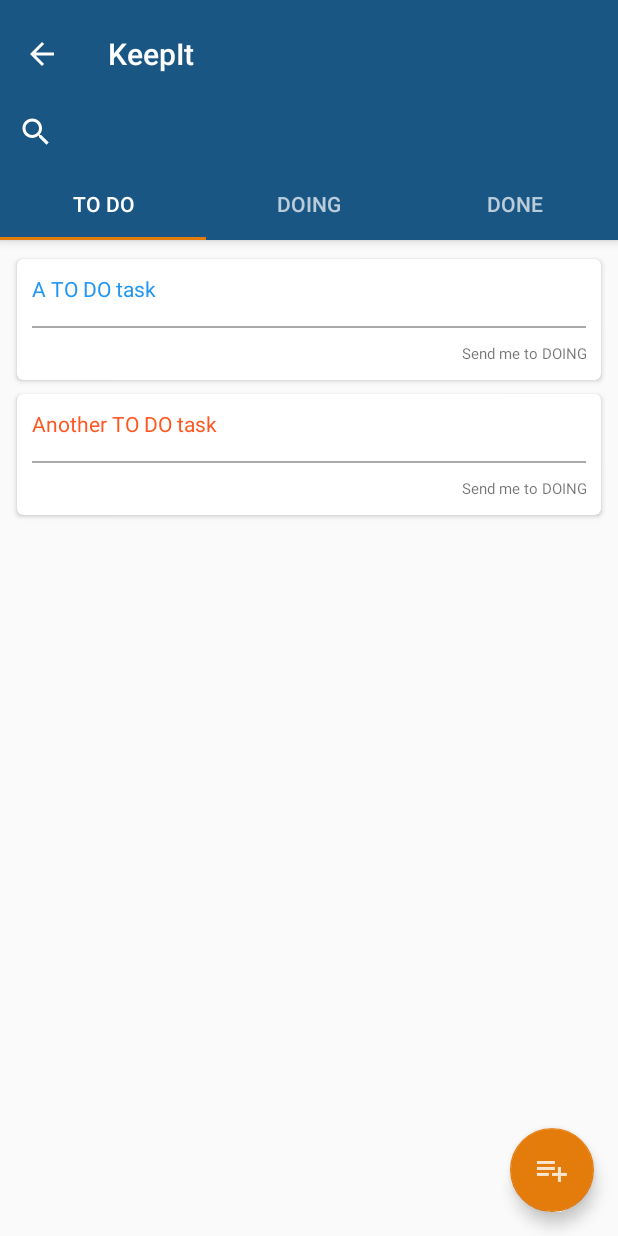
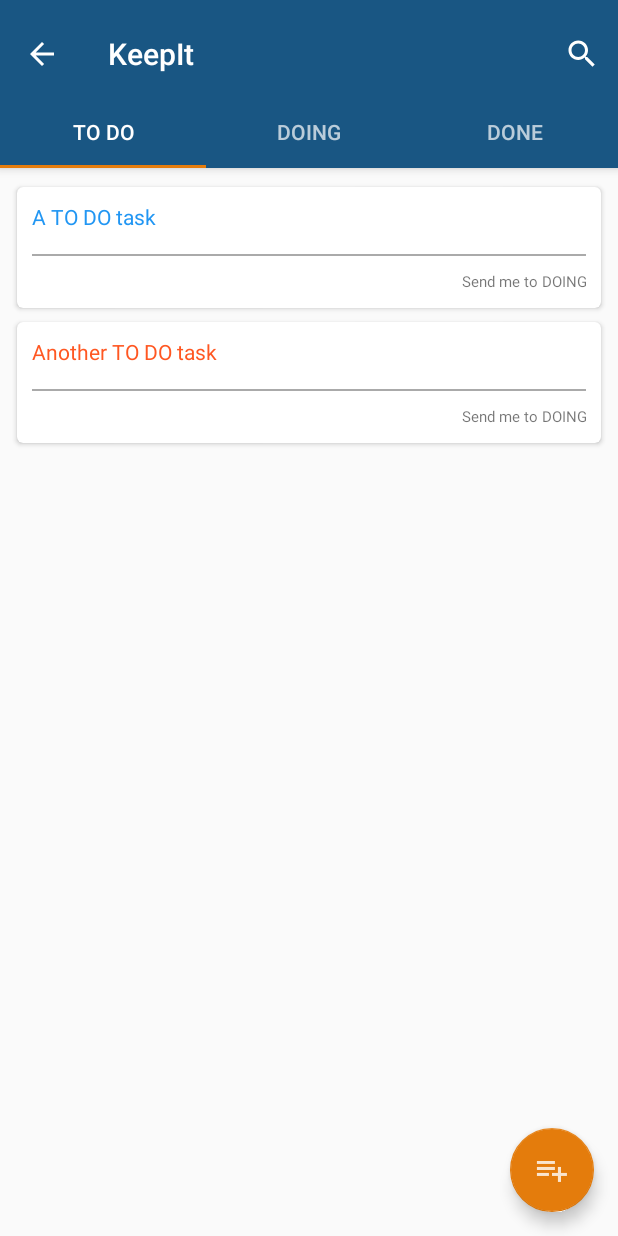
Before and after one commit to vschettino/KeepIt, an Android app: the MainActivity screen opened directly, with no data from a screen before it, on a phone screen of 412 x 824 dp. Run offline under Robolectric (Android 15) with nearby library versions, the phone set to English and light mode, and no system bars; our stand-ins replace ButterKnife.

Commit message:
Changing search icon position

```diff
--- a/app/src/main/res/layout/activity_main.xml
+++ b/app/src/main/res/layout/activity_main.xml
@@ -31,6 +31,7 @@
         android:paddingTop="@dimen/appbar_padding_top"
         android:theme="@style/AppTheme.AppBarOverlay">
 
+
         <android.support.v7.widget.Toolbar
             android:id="@+id/toolbar"
             android:layout_width="match_parent"
@@ -39,11 +40,18 @@
             app:layout_scrollFlags="enterAlwaysCollapsed"
             app:popupTheme="@style/AppTheme.PopupOverlay">
 
+
+                <SearchView
+                    android:id="@+id/search_bar"
+                    android:layout_width="wrap_content"
+                    android:layout_height="wrap_content"
+                    android:layout_alignParentEnd="true"
+                    android:layout_gravity="right"
+                    android:layout_alignParentRight="true"
+
+                    />
+
         </android.support.v7.widget.Toolbar>
-
-        <SearchView
-            android:layout_width="match_parent"
-            android:layout_height="match_parent" />
 
         <android.support.design.widget.TabLayout
             android:id="@+id/tabs"
```
